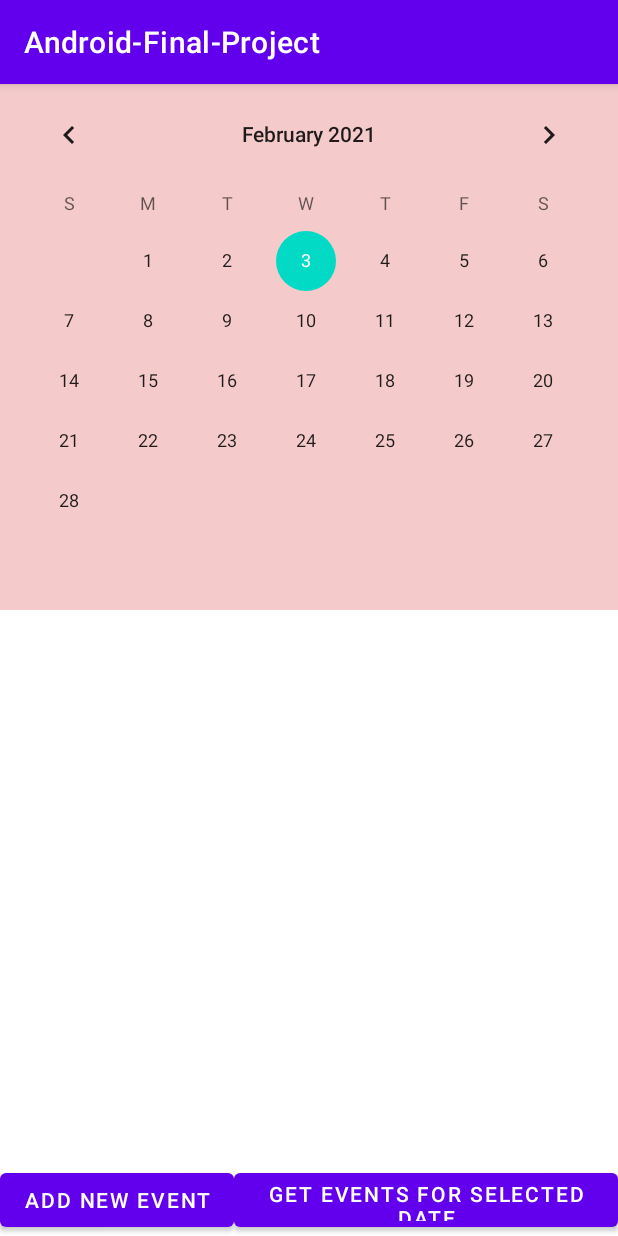
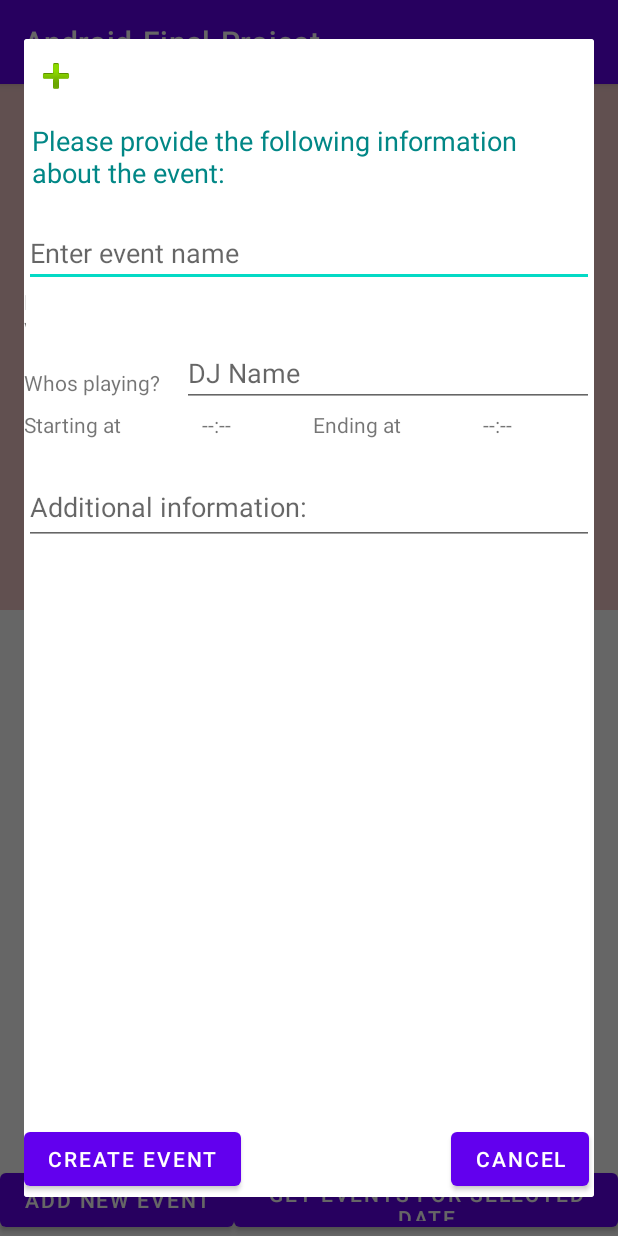
Before and after one commit to yonisho52/Android-Party-Project, an Android app: the CalendarFragment screen opened directly, with no data from a screen before it, after a tap on "ADD NEW EVENT", on a phone screen of 412 x 824 dp. Run offline under Robolectric (Android 15) with nearby library versions, the phone set to English and light mode, and no system bars.

Commit message:
Create event dialog
Added create event dialog
updated insertion to DB from dialog
added time pickers and styles

```diff
--- a/app/src/main/java/com/example/android_final_project/FragmentsMain/CalendarFragment.java
+++ b/app/src/main/java/com/example/android_final_project/FragmentsMain/CalendarFragment.java
@@ -6,10 +6,10 @@ import android.os.Bundle;
 import androidx.annotation.NonNull;
 import androidx.fragment.app.Fragment;
 
-import android.util.Log;
 import android.view.LayoutInflater;
 import android.view.View;
 import android.view.ViewGroup;
+import android.view.Window;
 import android.widget.Button;
 import android.widget.CalendarView;
 import android.widget.TextView;
@@ -18,6 +18,7 @@ import android.widget.Toast;
 import com.example.android_final_project.EventsClasses.EventResult;
 import com.example.android_final_project.R;
 import com.example.android_final_project.RetrofitInterace;
+import com.example.android_final_project.Utilities.CreateEventDialog;
 
 import java.text.SimpleDateFormat;
 import java.util.Calendar;
@@ -98,6 +99,12 @@ public class CalendarFragment extends Fragment {
         Long currentDate = Calendar.getInstance().getTimeInMillis();
         mainCalendar.setDate(currentDate);
 
+        //Displaying output from DB of an event
+        TextView eventDate = view.findViewById(R.id.editTextEventDate);
+        TextView createdBy = view.findViewById(R.id.editTextCreatedBy);
+        TextView eventName = view.findViewById(R.id.editTextEventName);
+        TextView playingDj = view.findViewById(R.id.editTextPlayingDj);
+
         //Setting min date for calendar to support - 01/01/2020
         mainCalendar.setMinDate(1609452000000L);
 
@@ -112,17 +119,104 @@ public class CalendarFragment extends Fragment {
             public void onSelectedDayChange(@NonNull CalendarView view, int year, int month, int dayOfMonth) {
 
                 selectedDate = dayOfMonth + "/" + (month+1) + "/" + year;
+
+                //Testing display of an event after clicking on specific date
+
+                HashMap<String,String> map = new HashMap<>();
+                map.put("eventDate",selectedDate);
+
+                Call<EventResult> call = retrofitInterace.executeGetEvents(map);
+                call.enqueue(new Callback<EventResult>() {
+                    @Override
+                    public void onResponse(Call<EventResult> call, Response<EventResult> response) {
+                        if(response.code()==200)
+                        {
+                            EventResult result = response.body();
+                            eventDate.setText("Event Date:" +result.getEventDate());
+                            createdBy.setText("Created By:"+result.getCreatedBy());
+                            eventName.setText("Event name:"+result.getEventName());
+                            playingDj.setText("Whos playing:"+result.getPlayingDJ());
+                            //Toast.makeText(currContext,"Inside onResponse of EventResult",Toast.LENGTH_LONG).show();
+                        }
+                        else if(response.code()==404)
+                        {
+                            eventDate.setText("No events for this day");
+                            createdBy.setText("");
+                            eventName.setText("");
+                            playingDj.setText("");
+                            Toast.makeText(currContext,"No events on this day",Toast.LENGTH_LONG).show();
+                        }
+                    }
+                    @Override
+                    public void onFailure(Call<EventResult> call, Throwable t) {
+                        Toast.makeText(currContext,t.getMessage(),Toast.LENGTH_LONG).show();
+                    }
+                });
             }
         });
 
-        TextView eventDate = view.findViewById(R.id.editTextEventDate);
-        TextView createdBy = view.findViewById(R.id.editTextCreatedBy);
-        TextView eventName = view.findViewById(R.id.editTextEventName);
-        TextView playingDj = view.findViewById(R.id.editTextPlayingDj);
-
-
         Button createEvent = view.findViewById(R.id.buttonAddEvent);
         createEvent.setOnClickListener(new View.OnClickListener() {
+            @Override
+            public void onClick(View v) {
+                final CreateEventDialog mDialog = new CreateEventDialog(currContext);
+                mDialog.setTitle("Create a new event");
+                mDialog.setIcon(android.R.drawable.ic_input_add);
+                mDialog.setMessage("Please provide the following information about the event:");
+
+                //Positive and negative answers
+                mDialog.setPositveButton("Create event", new View.OnClickListener() {
+                    @Override
+                    public void onClick(View view) {
+                        mDialog.dismiss();
+
+                        //Event insertion to DB here
+                        HashMap<String,String> map = new HashMap<>();
+                        map.put("createdBy","Kiril");
+                        //map.put("createdBy", getCurrentUser);
+
+                        map.put("eventDate",selectedDate);
+
+                        //map.put("eventName","La La Land");
+                        map.put("eventName",mDialog.getEventName());
+
+                       // map.put("playingDj","Efi Profus");
+                        map.put("playingDj",mDialog.getWhosPlaying());
+
+                        Call<Void> call = retrofitInterace.executeAddEvent(map);
+                        call.enqueue(new Callback<Void>() {
+                            @Override
+                            public void onResponse(Call<Void> call, Response<Void> response) {
+                                if(response.code()==200)
+                                {
+                                    Toast.makeText(currContext,"Successfully created new event",Toast.LENGTH_LONG).show();
+                                }
+                                else if(response.code()==400)
+                                {
+                                    Toast.makeText(currContext,"Cannot create another event on the same date",Toast.LENGTH_LONG).show();
+                                }
+                            }
+                            @Override
+                            public void onFailure(Call<Void> call, Throwable t) {
+                                Toast.makeText(currContext,t.getMessage(),Toast.LENGTH_LONG).show();
+                            }
+                        });
+                    }
+                });
+                mDialog.setNegativeButton("Cancel", new View.OnClickListener() {
+                    @Override
+                    public void onClick(View view) {
+                        mDialog.dismiss();
+                        //Closure if the window without adding the event
+                    }
+                });
+                mDialog.show();
+                Window window = mDialog.getWindow();
+                window.setLayout(ViewGroup.LayoutParams.MATCH_PARENT, ViewGroup.LayoutParams.WRAP_CONTENT);
+            }
+        });
+
+       /* createEvent.setOnClickListener(new View.OnClickListener() {
             @Override
             public void onClick(View v) {
 
@@ -152,45 +246,10 @@ public class CalendarFragment extends Fragment {
                         Toast.makeText(currContext,t.getMessage(),Toast.LENGTH_LONG).show();
                     }
                 });
-            }
-        });
+           }
+    });*/
 
-        Button getEvents = view.findViewById(R.id.buttonGetEvents);
-        getEvents.setOnClickListener(new View.OnClickListener() {
-            @Override
-            public void onClick(View v) {
-                HashMap<String,String> map = new HashMap<>();
-                map.put("eventDate",selectedDate);
 
-                Call<EventResult> call = retrofitInterace.executeGetEvents(map);
-                call.enqueue(new Callback<EventResult>() {
-                    @Override
-                    public void onResponse(Call<EventResult> call, Response<EventResult> response) {
-                        if(response.code()==200)
-                        {
-                                EventResult result = response.body();
-                                eventDate.setText("Event Date:" +result.getEventDate());
-                                createdBy.setText("Created By:"+result.getCreatedBy());
-                                eventName.setText("Event name:"+result.getEventName());
-                                playingDj.setText("Whos playing:"+result.getPlayingDJ());
-                                //Toast.makeText(currContext,"Inside onResponse of EventResult",Toast.LENGTH_LONG).show();
-                        }
-                        else if(response.code()==404)
-                        {
-                            eventDate.setText("No events for this day");
-                            createdBy.setText("");
-                            eventName.setText("");
-                            playingDj.setText("");
-                            Toast.makeText(currContext,"No events on this day",Toast.LENGTH_LONG).show();
-                        }
-                    }
-                    @Override
-                    public void onFailure(Call<EventResult> call, Throwable t) {
-                        Toast.makeText(currContext,t.getMessage(),Toast.LENGTH_LONG).show();
-                    }
-                });
-            }
-        });
 
         return view;
     }
--- /dev/null
+++ b/app/src/main/java/com/example/android_final_project/Utilities/CreateEventDialog.java
@@ -0,0 +1,176 @@
+package com.example.android_final_project.Utilities;
+
+import android.app.Dialog;
+import android.app.TimePickerDialog;
+import android.content.Context;
+import android.os.Bundle;
+import android.view.View;
+import android.view.Window;
+import android.widget.Button;
+import android.widget.TextView;
+import android.widget.TimePicker;
+
+import com.example.android_final_project.R;
+
+import org.w3c.dom.Text;
+
+import java.sql.Time;
+import java.text.DateFormat;
+import java.text.ParseException;
+import java.text.SimpleDateFormat;
+import java.util.Calendar;
+
+public class CreateEventDialog extends Dialog
+{
+    private String message;
+    private String title;
+    private String btYesText;
+    private String btNoText;
+    private String selectedTime;
+
+    private TextView textViewStartTime;
+    private Text textViewEndTime;
+
+
+    private TextView editTextStartTime;
+    private TextView editTextEndTime;
+    private TextView eventName;
+    private TextView playingDj;
+    int hour, min;
+
+
+    private int icon=0;
+
+
+    private View.OnClickListener bttnCreateEventListener=null;
+    private View.OnClickListener bttnCancelListener=null;
+    //private View.OnClickListener txtStartTime=null;
+
+
+    public CreateEventDialog(Context context) {
+        super(context);
+    }
+    public CreateEventDialog(Context context, int themeResId) {
+        super(context, themeResId);
+    }
+
+    protected CreateEventDialog(Context context, boolean cancelable, OnCancelListener cancelListener) {
+        super(context, cancelable, cancelListener);
+    }
+
+    @Override
+    protected void onCreate(Bundle savedInstanceState) {
+        super.onCreate(savedInstanceState);
+        requestWindowFeature(Window.FEATURE_NO_TITLE);
+
+        setContentView(R.layout.create_event_dialog);
+        TextView tv = (TextView) findViewById(R.id.malertTitle);
+
+        tv.setCompoundDrawablesWithIntrinsicBounds(icon,0,0,0);
+        tv.setText(getTitle());
+        TextView tvmessage = (TextView) findViewById(R.id.aleartMessage);
+        tvmessage.setText(getMessage());
+
+        Button btYes = (Button) findViewById(R.id.aleartYes);
+        Button btNo = (Button) findViewById(R.id.aleartNo);
+        btYes.setText(btYesText);
+        btNo.setText(btNoText);
+        btYes.setOnClickListener(bttnCreateEventListener);
+        btNo.setOnClickListener(bttnCancelListener);
+
+        editTextStartTime = findViewById(R.id.editTextStartAt);
+        editTextEndTime = findViewById(R.id.editTextEndAt);
+        eventName = findViewById(R.id.editTextNewEventName);
+        playingDj = findViewById(R.id.editTextNewWhosPlaying);
+
+        editTextStartTime.setOnClickListener(new View.OnClickListener() {
+            @Override
+            public void onClick(View v) {
+                TimePickerDialog timePickerDialog = new TimePickerDialog(getContext(), android.R.style.Theme_Holo_Light_Dialog_NoActionBar, new TimePickerDialog.OnTimeSetListener() {
+                    @Override
+                    public void onTimeSet(TimePicker view, int hourOfDay, int minute) {
+                        //Do nothing for now
+                        hour=hourOfDay;
+                        min=minute;
+                        if(hour<10 && min<10)
+                            editTextStartTime.setText("0"+hour+":"+"0"+min);
+                        else if(hour<10 && min>=10)
+                            editTextStartTime.setText("0"+hour+":"+min);
+                        else if(hour>=10 && min<10)
+                            editTextStartTime.setText(hour+":"+"0"+min);
+                        else editTextStartTime.setText(hour+":"+min);
+                    }
+                }, 21,0,true);
+                //timePickerDialog.updateTime(hour,min);
+                timePickerDialog.getWindow().setBackgroundDrawableResource(android.R.color.transparent);
+                timePickerDialog.show();
+            }
+        });
+        editTextEndTime.setOnClickListener(new View.OnClickListener() {
+            @Override
+            public void onClick(View v) {
+                TimePickerDialog timePickerDialog = new TimePickerDialog(getContext(), android.R.style.Theme_Holo_Light_Dialog_NoActionBar, new TimePickerDialog.OnTimeSetListener() {
+                    @Override
+                    public void onTimeSet(TimePicker view, int hourOfDay, int minute) {
+                        //Do nothing for now
+                        hour=hourOfDay;
+                        min=minute;
+                        if(hour<10 && min<10)
+                            editTextEndTime.setText("0"+hour+":"+"0"+min);
+                        else if(hour<10 && min>=10)
+                            editTextEndTime.setText("0"+hour+":"+min);
+                        else if(hour>=10 && min<10)
+                            editTextEndTime.setText(hour+":"+"0"+min);
+                        else editTextEndTime.setText(hour+":"+min);
+                    }
+                }, 21,0,true);
+                //timePickerDialog.updateTime(hour,min);
+                timePickerDialog.getWindow().setBackgroundDrawableResource(android.R.color.transparent);
+                timePickerDialog.show();
+            }
+        });
+    }
+
+    public String getTitle() {
+        return title;
+    }
+    public String getEventName()
+    {
+        return eventName.getText().toString();
+    }
+    public String getWhosPlaying()
+    {
+        return playingDj.getText().toString();
+    }
+
+    public void setTitle(String title) {
+        this.title = title;
+    }
+
+    public String getMessage() {
+        return message;
+    }
+
+    public void setMessage(String message) {
+        this.message = message;
+    }
+
+    public void setIcon(int icon) {
+        this.icon = icon;
+    }
+
+    public int getIcon() {
+        return icon;
+    }
+
+    public void setPositveButton(String yes, View.OnClickListener onClickListener) {
+        dismiss();
+        this.btYesText = yes;
+        this.bttnCreateEventListener = onClickListener;
+    }
+    public void setNegativeButton(String no, View.OnClickListener onClickListener) {
+        dismiss();
+        this.btNoText = no;
+        this.bttnCancelListener = onClickListener;
+    }
+}
--- /dev/null
+++ b/app/src/main/res/layout/create_event_dialog.xml
@@ -0,0 +1,165 @@
+<?xml version="1.0" encoding="utf-8"?>
+<LinearLayout xmlns:android="http://schemas.android.com/apk/res/android"
+    android:layout_width="match_parent"
+    android:layout_height="match_parent"
+    android:background="@color/cardview_light_background"
+    android:minHeight="600dp"
+    android:minWidth="200dp"
+    android:orientation="vertical">
+
+    <LinearLayout
+        android:id="@+id/under"
+        android:layout_width="match_parent"
+        android:layout_height="wrap_content"
+        android:layout_weight="0.9"
+        android:orientation="vertical">
+
+        <TextView
+            android:id="@+id/malertTitle"
+            android:layout_width="match_parent"
+            android:layout_height="50dp"
+            android:drawablePadding="2dp"
+            android:padding="5dp"
+            android:textColor="#ffffff"
+            android:textSize="25sp"
+
+            />
+
+        <TextView
+            android:id="@+id/aleartMessage"
+            android:layout_width="match_parent"
+            android:layout_height="75dp"
+            android:padding="5dp"
+            android:textColor="@color/teal_700"
+            android:textSize="18sp" />
+
+        <LinearLayout
+            android:layout_width="match_parent"
+            android:layout_height="match_parent"
+            android:orientation="vertical">
+
+            <LinearLayout
+                android:layout_width="match_parent"
+                android:layout_height="wrap_content">
+
+                <EditText
+                    android:id="@+id/editTextNewEventName"
+                    android:layout_width="100dp"
+                    android:layout_height="40dp"
+                    android:layout_weight="0.5"
+                    android:hint="Enter event name"
+                    android:inputType="text" />
+
+            </LinearLayout>
+
+            <TextView
+                android:id="@+id/textViewName"
+                android:layout_width="1dp"
+                android:layout_height="40dp"
+                android:layout_weight="0.3"
+                android:text="Event Name" />
+
+            <LinearLayout
+                android:layout_width="match_parent"
+                android:layout_height="42dp"
+                android:layout_weight="0">
+
+                <TextView
+                    android:id="@+id/textViewWhosPlaying"
+                    android:layout_width="1dp"
+                    android:layout_height="40dp"
+                    android:layout_weight="0.3"
+                    android:text="Whos playing?" />
+
+                <EditText
+                    android:id="@+id/editTextNewWhosPlaying"
+                    android:layout_width="100dp"
+                    android:layout_height="40dp"
+                    android:layout_weight="0.5"
+                    android:hint="DJ Name"
+                    android:inputType="text" />
+            </LinearLayout>
+
+            <LinearLayout
+                android:layout_width="match_parent"
+                android:layout_height="wrap_content"
+                android:orientation="horizontal">
+
+                <TextView
+                    android:id="@+id/textViewStartTime"
+                    android:layout_width="wrap_content"
+                    android:layout_height="40dp"
+                    android:layout_weight="1"
+                    android:text="Starting at" />
+
+                <TextView
+                    android:id="@+id/editTextStartAt"
+                    android:layout_width="wrap_content"
+                    android:layout_height="40dp"
+                    android:layout_weight="1"
+                    android:onClick="startTimePicker"
+                    android:text="--:--" />
+
+                <TextView
+                    android:id="@+id/textViewEndTime"
+                    android:layout_width="wrap_content"
+                    android:layout_height="40dp"
+                    android:layout_weight="1"
+                    android:text="Ending at" />
+
+                <TextView
+                    android:id="@+id/editTextEndAt"
+                    android:layout_width="wrap_content"
+                    android:layout_height="40dp"
+                    android:layout_weight="1"
+                    android:onClick="endTimePicker"
+                    android:text="--:--" />
+
+            </LinearLayout>
+
+            <LinearLayout
+                android:layout_width="match_parent"
+                android:layout_height="435dp"
+                android:orientation="vertical">
+
+                <EditText
+                    android:id="@+id/textView24"
+                    android:layout_width="match_parent"
+                    android:layout_height="50dp"
+                    android:hint="Additional information:"
+                    android:inputType="text" />
+
+            </LinearLayout>
+
+        </LinearLayout>
+
+    </LinearLayout>
+
+    <LinearLayout
+        android:layout_width="match_parent"
+        android:layout_height="wrap_content"
+        android:layout_marginBottom="1dp"
+        android:layout_weight="0.001"
+        android:orientation="horizontal">
+
+        <Button
+            android:id="@+id/aleartYes"
+            android:layout_width="wrap_content"
+            android:layout_height="match_parent"
+            android:autoText="false"
+            android:text="Create event" />
+
+        <Button
+            android:id="@+id/aleartNo"
+            android:layout_width="wrap_content"
+            android:layout_height="match_parent"
+            android:layout_marginStart="140dp"
+            android:layout_marginLeft="10dp"
+            android:layout_marginEnd="3dp"
+            android:text="Cancel" />
+
+
+    </LinearLayout>
+
+
+</LinearLayout>
```
